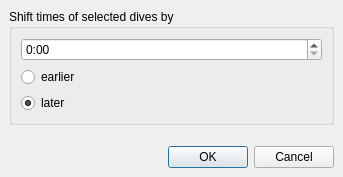
First picture: the form in qt-ui/shifttimes.ui, repository subsurface/subsurface, before the edit.
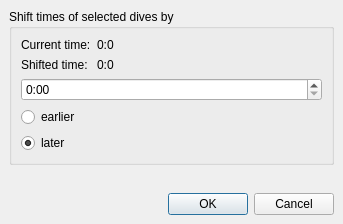
Second picture: the form after the edit. Icons and pictures are not drawn.

Commit message:
Add current time and adjusted time to gui when adjusting dive's timestamp
This patch adds the current dive time and the adjusted time to the time
shift window. I added a function to dive.c to get the timestamp of the
first selected dive.

This will view the time of the first selected dive only even when multi
dives are selected but it does change the times for multiple dives
properly.

```diff
--- a/qt-ui/shifttimes.ui
+++ b/qt-ui/shifttimes.ui
@@ -10,7 +10,7 @@
     <x>0</x>
     <y>0</y>
     <width>343</width>
-    <height>177</height>
+    <height>224</height>
    </rect>
   </property>
   <property name="sizePolicy">
@@ -64,6 +64,38 @@
       <property name="bottomMargin">
        <number>9</number>
       </property>
+      <item>
+       <layout class="QFormLayout" name="formLayout">
+        <item row="2" column="0">
+         <widget class="QLabel" name="shiftedTimeLabel">
+          <property name="text">
+           <string>Shifted time:</string>
+          </property>
+         </widget>
+        </item>
+        <item row="1" column="0">
+         <widget class="QLabel" name="currentTimeLabel">
+          <property name="text">
+           <string>Current time:</string>
+          </property>
+         </widget>
+        </item>
+        <item row="1" column="1">
+         <widget class="QLabel" name="currentTime">
+          <property name="text">
+           <string>0:0</string>
+          </property>
+         </widget>
+        </item>
+        <item row="2" column="1">
+         <widget class="QLabel" name="shiftedTime">
+          <property name="text">
+           <string>0:0</string>
+          </property>
+         </widget>
+        </item>
+       </layout>
+      </item>
       <item>
        <widget class="QTimeEdit" name="timeEdit">
         <property name="date">
```
Left out of the diff: 12 changed lines with no effect on the pictures. The commit also changes 4 other files.
